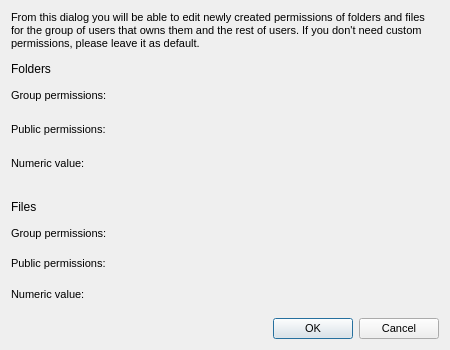
Above: src/MEGASync/gui/macx/PermissionsDialog.ui from meganz/MEGAsync before the change. Below: the same form after it.
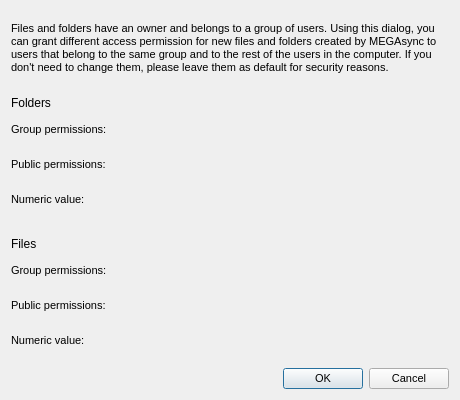
That is the form after the change. Custom widgets are drawn as their Qt base class.

The edit to the form file:
```diff
--- a/src/MEGASync/gui/macx/PermissionsDialog.ui
+++ b/src/MEGASync/gui/macx/PermissionsDialog.ui
@@ -6,20 +6,20 @@
    <rect>
     <x>0</x>
     <y>0</y>
-    <width>450</width>
-    <height>350</height>
+    <width>460</width>
+    <height>400</height>
    </rect>
   </property>
   <property name="minimumSize">
    <size>
-    <width>450</width>
-    <height>350</height>
+    <width>460</width>
+    <height>400</height>
    </size>
   </property>
   <property name="maximumSize">
    <size>
-    <width>450</width>
-    <height>350</height>
+    <width>460</width>
+    <height>400</height>
    </size>
   </property>
   <property name="windowTitle">
@@ -47,7 +47,7 @@
       <string notr="true"/>
      </property>
      <property name="text">
-      <string>From this dialog you will be able to edit newly created permissions of folders and files for the group of users that owns them and the rest of users. If you don't need custom permissions, please leave it as default.</string>
+      <string>Files and folders have an owner and belongs to a group of users. Using this dialog, you can grant different access permission for new files and folders created by MEGAsync to users that belong to the same group and to the rest of the users in the computer. If you don't need to change them, please leave them as default for security reasons.</string>
      </property>
      <property name="wordWrap">
       <bool>true</bool>
```
